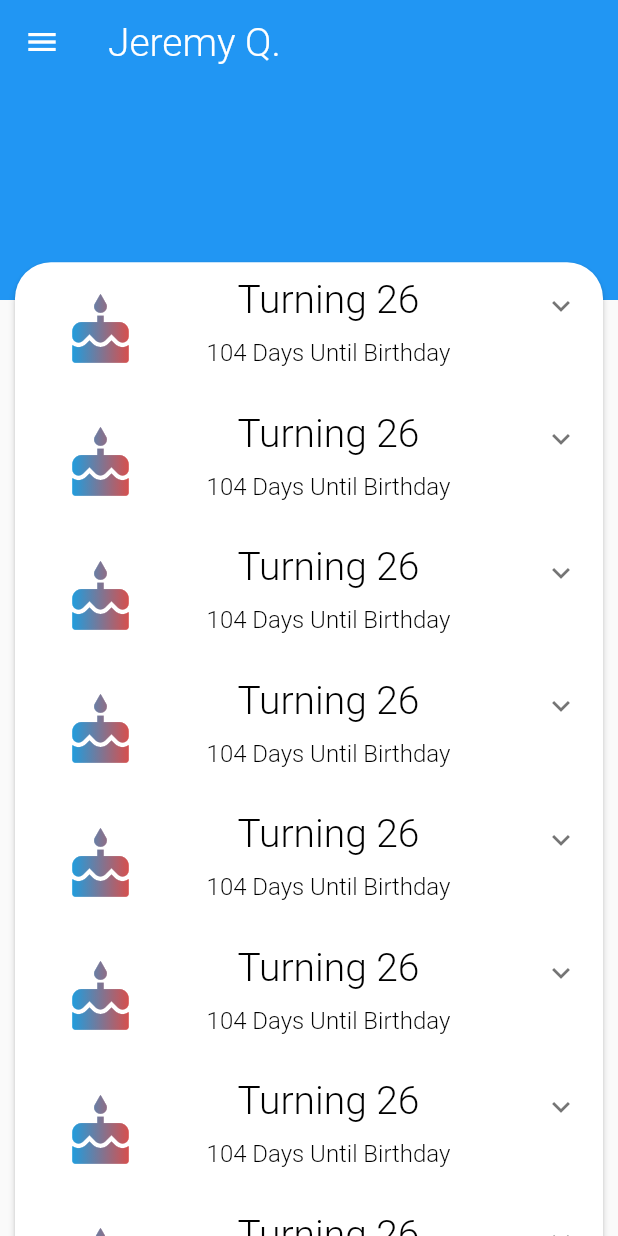
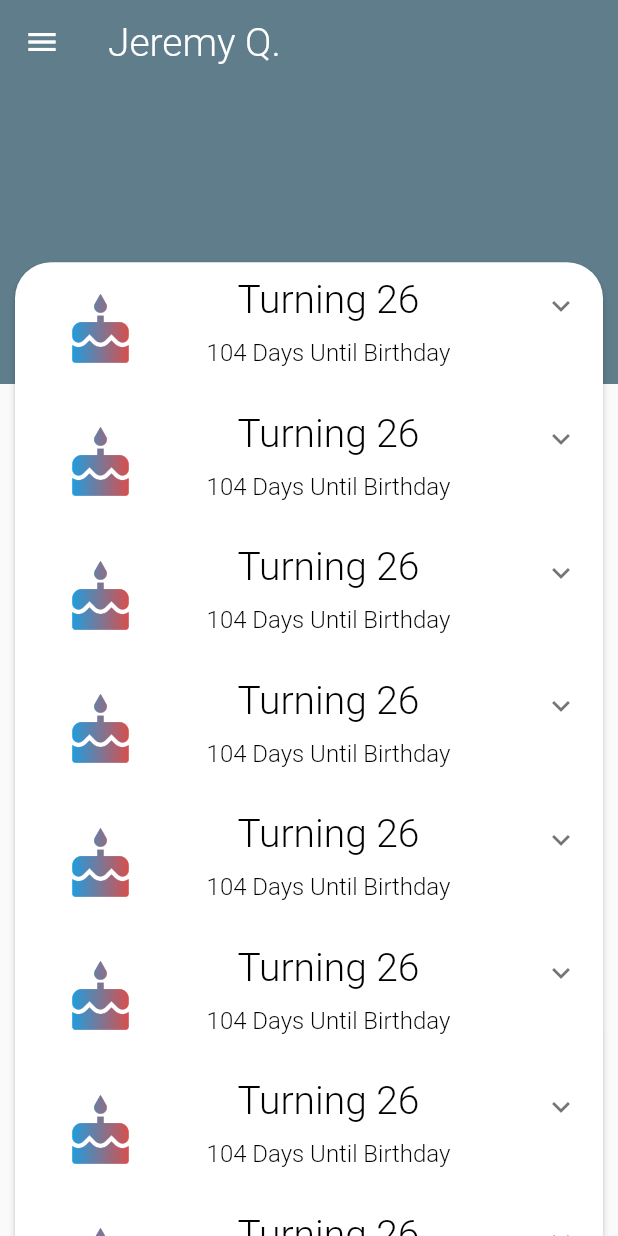
Before and after one commit to jeremyqzt/birthdaylist, a Flutter app: the screen it shows after launch, on a phone screen of 412 x 824 dp. Run offline on Flutter 3.47's test engine with Material 2 defaults, Android fonts, the phone set to English and light mode, and no system bars; our stand-ins replace flutter_datetime_picker, google_fonts.

Commit message:
Toggle switch and color change

```diff
--- a/lib/main.dart
+++ b/lib/main.dart
@@ -11,7 +11,7 @@ class App extends StatelessWidget {
   @override
   Widget build(BuildContext context) {
     return MaterialApp(
-      home: PersonDetailCard(),
+      home:PersonDetailCard(), // PersonDetail(),
       theme: ThemeData(
         appBarTheme: AppBarTheme(
           textTheme: TextTheme(headline6: AppBarTextStyle)
--- a/lib/screens/person_detail/date_detail.dart
+++ b/lib/screens/person_detail/date_detail.dart
@@ -1,6 +1,7 @@
 import 'package:flutter/cupertino.dart';
 import 'package:flutter/material.dart';
 import '../color_gradient.dart';
+import '../toggle_switch.dart';
 
 class DateDetail extends StatefulWidget {
   @override
@@ -41,7 +42,10 @@ class _DateDetail extends State<DateDetail> {
               textAlign: TextAlign.center,
             ),
           ),
-      )
+      ),
+        children: [
+          ToggleSwitch(),
+        ]
     );
   }
 }
--- a/lib/screens/person_detail/person_detail_card.dart
+++ b/lib/screens/person_detail/person_detail_card.dart
@@ -13,10 +13,11 @@ class _PersonDetailCard extends State<PersonDetailCard>
   final ValueNotifier<double> headerNegativeOffset = ValueNotifier<double>(0);
   final ValueNotifier<bool> appbarShadow = ValueNotifier<bool>(false);
 
-  final double maxHeaderHeight = 200.0;
+  final double maxHeaderHeight = 256.0;
   final double minHeaderHeight = 55.0;
   final double bodyContentRatioMin = .8;
   final double bodyContentRatioMax = 1.0;
+  final Color themeColor = Colors.blueGrey;
 
   ///must be between min and max values of body content ratio.
   final double bodyContentRatioParallax = .9;
@@ -35,7 +36,7 @@ class _PersonDetailCard extends State<PersonDetailCard>
       appBar: PreferredSize(
         preferredSize: Size.fromHeight(0.0),
         child: AppBar(
-          backgroundColor: Colors.blue,
+          backgroundColor: themeColor,
           elevation: 0.0,
         ),
       ),
@@ -51,7 +52,7 @@ class _PersonDetailCard extends State<PersonDetailCard>
                         child: SizedBox(
                           height: maxHeaderHeight,
                           child: Container(
-                            color: Colors.blue,
+                            color: themeColor,
                           ),
                         ),
                       );
@@ -133,7 +134,7 @@ class _PersonDetailCard extends State<PersonDetailCard>
                 valueListenable: appbarShadow,
                 builder: (context, value, child) {
                   return AppBar(
-                    backgroundColor: Colors.blue,
+                    backgroundColor: themeColor,
                     title: Text("Jeremy Q."),
                     elevation: value ? 2.0 : 0.0,
                   );
```
Also changed, not shown: lib/screens/toggle_switch.dart (added, +25 -0 lines). Lines whose indentation alone changed are shown as unchanged.
